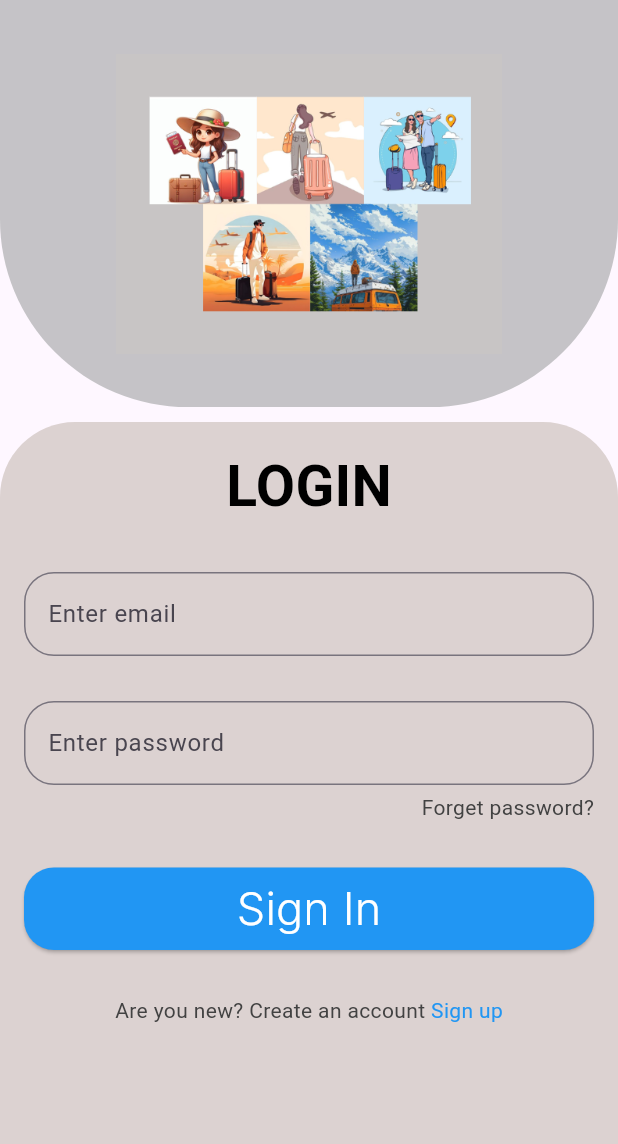
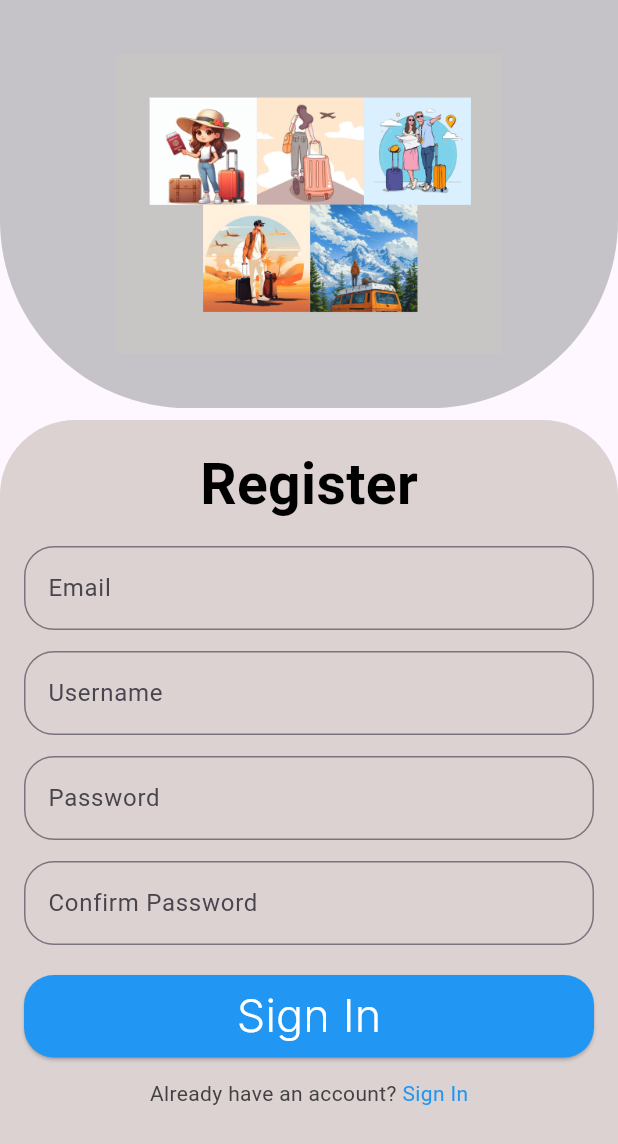
Before and after one commit to Binumaka/VoyageVue, a Flutter app: the screen it shows after launch, on a phone screen of 412 x 824 dp. Shown: the top 1144 px of the screen. Run offline on Flutter 3.47's test engine with Material 3 defaults, Android fonts, the phone set to English and light mode, and no system bars; our stand-ins replace google_fonts; Roboto replaces fonts that are missing (Junge).

Commit message:
register view

```diff
--- a/lib/app.dart
+++ b/lib/app.dart
@@ -1,6 +1,7 @@
 
 import 'package:flutter/material.dart';
 import 'package:voyagevue/view/loginview.dart';
+import 'package:voyagevue/view/registerview.dart';
 
 class MyApp extends StatelessWidget {
   const MyApp({super.key});
@@ -9,7 +10,7 @@ class MyApp extends StatelessWidget {
   Widget build(BuildContext context) {
     return const MaterialApp(
       debugShowCheckedModeBanner: false,
-      home: Loginview(),
+      home: Registerview(),
     );
   }
 }
--- /dev/null
+++ b/lib/view/registerview.dart
@@ -0,0 +1,181 @@
+import 'package:flutter/material.dart';
+import 'package:google_fonts/google_fonts.dart';
+
+class Registerview extends StatefulWidget {
+  const Registerview({super.key});
+
+  @override
+  State<Registerview> createState() => _RegisterviewState();
+}
+
+class _RegisterviewState extends State<Registerview> {
+  final _gap = const SizedBox(height: 14,);
+
+  final _emailController =TextEditingController();
+  final _passwordController = TextEditingController();
+  final _usernameController = TextEditingController();
+  final _confirmpasswordController = TextEditingController();
+
+  @override
+  Widget build(BuildContext context) {
+    return Scaffold(
+      body: SafeArea(
+        child: Column(
+          children: [
+            Expanded(
+              flex:1,
+              child: ClipRRect(
+                child: Container(
+                    width: double.infinity,
+                    decoration: const BoxDecoration(
+                      borderRadius: BorderRadius.only(
+                        bottomRight: Radius.circular(125),
+                        bottomLeft:Radius.circular(125),
+                      ),
+                      color: Color.fromARGB(199, 181, 181, 183),
+                    ),
+                    child: Center(
+                      child: SizedBox(
+                        width: double.infinity,
+                        height: 200,
+                        child: Image.asset(
+                          'assets/images/image1.png',
+                          fit: BoxFit.contain,
+                          ),
+                      ),
+                    ),
+                ),
+              ),
+            ),
+            const SizedBox(
+              height: 8,
+            ),
+            Expanded(
+              flex: 2,
+              child: Container(
+                  width: double.infinity,
+                  decoration: const BoxDecoration(
+                    borderRadius: BorderRadius.only(
+                      topLeft: Radius.circular(50),
+                      topRight: Radius.circular(50),
+                    ),
+                    color: Color.fromARGB(255, 220, 210, 209),
+                  ),
+                  child: Padding(
+                    padding: const EdgeInsets.all(16),
+                    child: Column(
+                      children: [
+                        Text(
+                          'Register',
+                          style: GoogleFonts.junge(
+                              fontSize: 38,
+                              fontWeight: FontWeight.bold,
+                              color: Colors.black,
+                            ),
+                          ),
+                          _gap,
+                        TextFormField(
+                          controller: _emailController,
+                          decoration: InputDecoration(
+                            labelText: 'Email',
+                            hintText: 'abc@gmail.com',
+                            hintStyle: const TextStyle(
+                              color:Color.fromARGB(255, 162, 158, 158),
+                            ),
+                            border:OutlineInputBorder(
+                              borderRadius: BorderRadius.circular(20),
+                            ),
+                            ),
+                        ),
+                        _gap,
+                        TextFormField(
+                          controller: _usernameController,
+                          decoration: InputDecoration(
+                            labelText: 'Username',
+                            hintText: 'abc',
+                            hintStyle: const TextStyle(
+                              color:Color.fromARGB(255, 162, 158, 158),
+                            ),
+                            border:OutlineInputBorder(
+                              borderRadius: BorderRadius.circular(20),
+                            ),
+                            ),
+                        ),
+                        _gap,
+                        TextFormField(
+                          controller: _passwordController,
+                          decoration: InputDecoration(
+                            labelText: 'Password',
+                            hintText: '********',
+                            hintStyle: const TextStyle(
+                              color:Color.fromARGB(255, 162, 158, 158),
+                            ),
+                            border:OutlineInputBorder(
+                              borderRadius: BorderRadius.circular(20),
+                            ),
+                            ),
+                        ),
+                        _gap,
+                        TextFormField(
+                          controller: _confirmpasswordController,
+                          decoration: InputDecoration(
+                            labelText: 'Confirm Password',
+                            hintText: '********',
+                            hintStyle: const TextStyle(
+                              color:Color.fromARGB(255, 162, 158, 158),
+                            ),
+                            border:OutlineInputBorder(
+                              borderRadius: BorderRadius.circular(20),
+                            ),
+                            ),
+                        ),
+                        const SizedBox(
+                          height: 20,
+                        ),
+                        SizedBox(
+                          width: double.infinity,
+                          child: ElevatedButton(
+                            style: ElevatedButton.styleFrom(
+                            shape: RoundedRectangleBorder(
+                              borderRadius: BorderRadius.circular(20),
+                            ),
+
+                            backgroundColor: Colors.blue,
+                            padding: const EdgeInsets.symmetric(vertical: 6),
+                          ),
+                            onPressed: () {},
+                            child: Text(
+                              'Sign In',
+                              style: GoogleFonts.inter(
+                                fontSize: 30,
+                                fontWeight: FontWeight.w300,
+                                color: Colors.white,
+                              ),
+                              ),
+                            ),
+                        ),
+                        _gap,
+                        Row(
+                            mainAxisAlignment: MainAxisAlignment.center,
+                            children: [
+                              Text(
+                                "Already have an account? ",
+                                style: TextStyle(color: Colors.grey.shade800),
+                              ),
+                              const Text(
+                                "Sign In",
+                                style: TextStyle(color: Colors.blue),
+                              )
+                            ],
+                          ),
+                      ],
+                    ),
+                  ),
+              ),
+            ),
+          ],
+        ),
+      ),
+    );
+  }
+}
```
